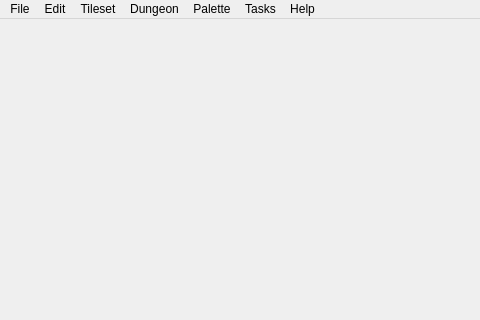
pionere/d1-graphics-tool, file source/mainwindow.ui: the form before one commit; both pictures show x 0 to 480 and y 0 to 320 of the 1200 by 820 pixel window.
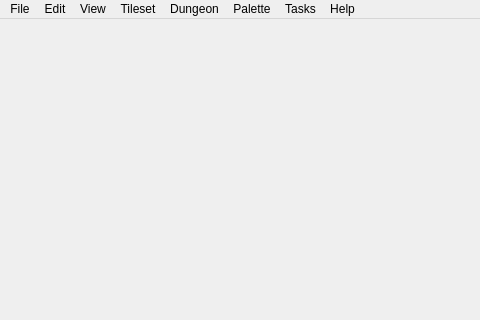
The form after the commit.

The edit to the form file:
```diff
--- a/source/mainwindow.ui
+++ b/source/mainwindow.ui
@@ -18,21 +18,6 @@
   </property>
   <widget class="QWidget">
    <layout class="QHBoxLayout">
-    <property name="spacing">
-     <number>4</number>
-    </property>
-    <property name="leftMargin">
-     <number>4</number>
-    </property>
-    <property name="topMargin">
-     <number>4</number>
-    </property>
-    <property name="rightMargin">
-     <number>4</number>
-    </property>
-    <property name="bottomMargin">
-     <number>4</number>
-    </property>
     <item>
      <widget class="QFrame">
       <property name="frameShape">
@@ -63,7 +48,7 @@
     <item alignment="Qt::AlignTop">
      <widget class="QFrame">
       <property name="sizePolicy">
-       <sizepolicy hsizetype="Fixed" vsizetype="MinimumExpanding">
+       <sizepolicy hsizetype="Fixed" vsizetype="Minimum">
         <horstretch>0</horstretch>
         <verstretch>0</verstretch>
        </sizepolicy>
@@ -118,6 +103,13 @@
     <addaction name="actionAbout"/>
     <addaction name="actionAbout_Qt"/>
    </widget>
+   <widget class="QMenu" name="menuView">
+    <property name="title">
+     <string>View</string>
+    </property>
+    <addaction name="actionTogglePalTrn"/>
+    <addaction name="actionToggleBottomPanel"/>
+   </widget>
    <widget class="QMenu" name="menuTileset">
     <property name="title">
      <string>Tileset</string>
@@ -213,6 +205,7 @@
    </widget>
    <addaction name="menuFile"/>
    <addaction name="menuEdit"/>
+   <addaction name="menuView"/>
    <addaction name="menuTileset"/>
    <addaction name="menuDungeon"/>
    <addaction name="menuPalette"/>
```
Left out of the diff: 41 changed lines with no effect on the pictures.
